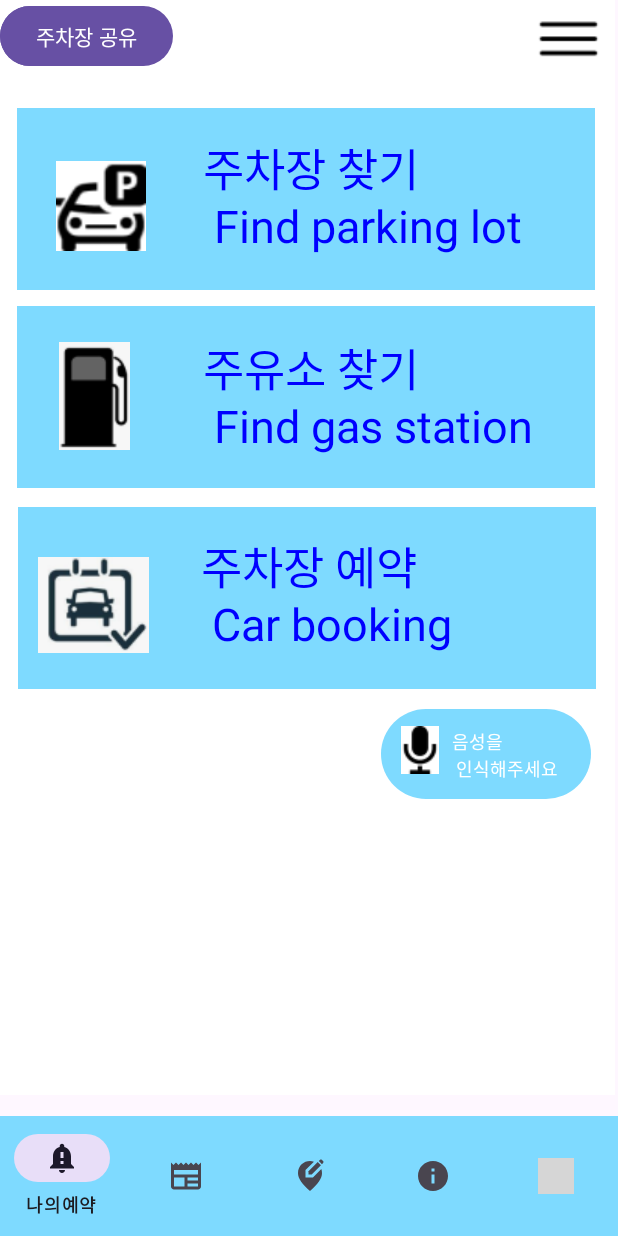
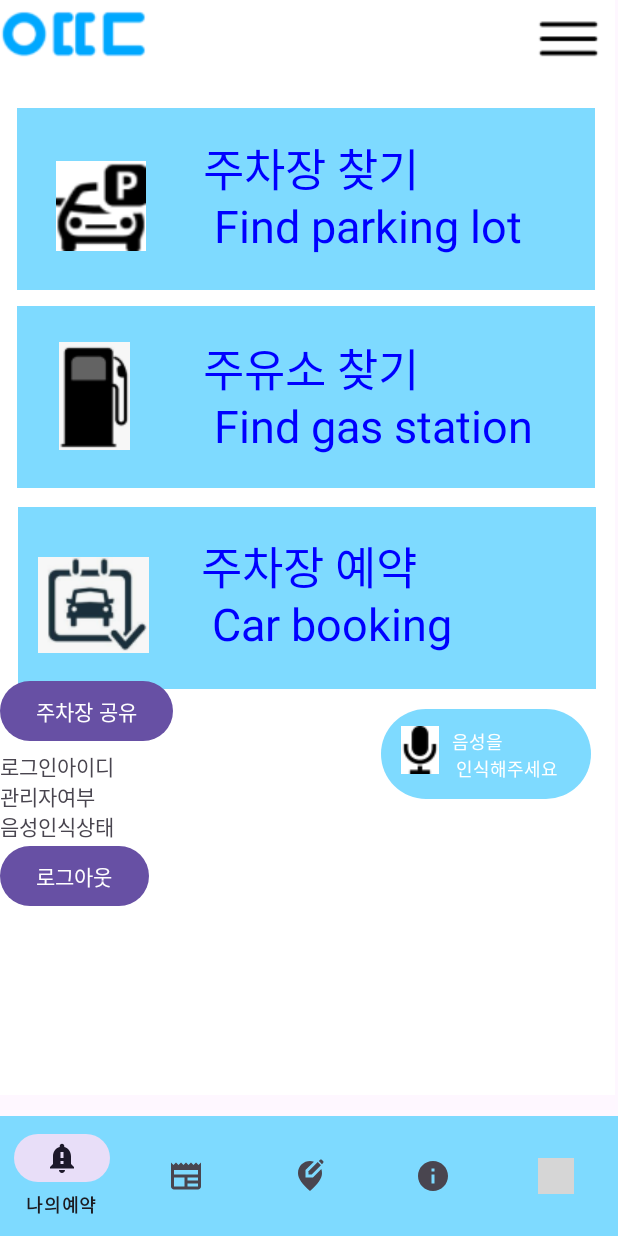
Before and after one commit to rlaangks1/YeoDdaDae, an Android app: the layout activity_main.xml on its own in the app's theme, with its tools: preview values and no code run, on a phone screen of 412 x 824 dp. Run offline under Robolectric (Android 15) with nearby library versions, the phone set to English and light mode, and no system bars; grey boxes are pictures that could not be loaded.

Commit message:
통합 240403

```diff
--- a/YeoDdaDae/app/src/main/AndroidManifest.xml
+++ b/YeoDdaDae/app/src/main/AndroidManifest.xml
@@ -15,7 +15,7 @@
         tools:targetApi="31"
         android:usesCleartextTraffic="true">
         <activity
-            android:name=".MainActivity"
+            android:name=".StartActivity"
             android:exported="true">
             <intent-filter>
                 <action android:name="android.intent.action.MAIN" />
@@ -24,7 +24,8 @@
             </intent-filter>
         </activity>
         <activity android:name=".LoginActivity"/>
-        <activity android:name=".RegisterAccount"/>
+        <activity android:name=".RegisterActivity"/>
+        <activity android:name=".MainActivity"/>
         <activity android:name=".FindParkActivity"/>
         <activity android:name=".FindGasStationActivity"/>
         <activity android:name=".NavigationActivity"/>
--- a/YeoDdaDae/app/src/main/java/com/bucheon/yeoddadae/FirestoreDatabase.java
+++ b/YeoDdaDae/app/src/main/java/com/bucheon/yeoddadae/FirestoreDatabase.java
@@ -8,6 +8,7 @@
 
 import com.google.android.gms.tasks.OnFailureListener;
 import com.google.android.gms.tasks.OnSuccessListener;
+import com.google.firebase.FirebaseApp;
 import com.google.firebase.firestore.DocumentReference;
 import com.google.firebase.firestore.DocumentSnapshot;
 import com.google.firebase.firestore.FirebaseFirestore;
--- a/YeoDdaDae/app/src/main/java/com/bucheon/yeoddadae/RegisterAccount.java
+++ b/YeoDdaDae/app/src/main/java/com/bucheon/yeoddadae/RegisterActivity.java
@@ -10,7 +10,7 @@
 import java.util.HashMap;
 import java.util.regex.Pattern;
 
-public class RegisterAccount extends AppCompatActivity {
+public class RegisterActivity extends AppCompatActivity {
     @Override
     protected void onCreate(Bundle savedInstanceState) {
         super.onCreate(savedInstanceState);
@@ -63,9 +63,6 @@
                                     fd.insertData("account", newAccount);
                                     finish();
                                 }
-                                else {
-
-                                }
                             }
 
                             @Override
--- a/YeoDdaDae/app/src/main/res/layout/activity_main.xml
+++ b/YeoDdaDae/app/src/main/res/layout/activity_main.xml
@@ -38,7 +38,7 @@
                 android:background="@drawable/menu_bar" />
 
             <ImageButton
-                android:id="@+id/rectangle_2"
+                android:id="@+id/toFindParkImgBtn"
                 android:layout_width="385dp"
                 android:layout_height="121dp"
                 android:layout_alignParentLeft="true"
@@ -56,8 +56,7 @@
                 android:layout_marginLeft="37dp"
                 android:layout_alignParentTop="true"
                 android:layout_marginTop="107dp"
-                android:background="@drawable/parking_image"
-                />
+                android:background="@drawable/parking_image" />
 
             <TextView
                 android:id="@+id/find_parkin"
@@ -72,7 +71,7 @@
                 android:textAppearance="@style/find_parkin" />
 
             <ImageButton
-                android:id="@+id/rectangle_3"
+                android:id="@+id/toFindGasStationImgBtn"
                 android:layout_width="385dp"
                 android:layout_height="121dp"
                 android:layout_alignParentLeft="true"
@@ -141,7 +140,7 @@
                 android:textAppearance="@style/car_booking" />
 
             <ImageButton
-                android:id="@+id/button"
+                android:id="@+id/toSttImgBtn"
                 android:layout_width="140dp"
                 android:layout_height="60dp"
                 android:layout_alignParentEnd="true"
@@ -172,9 +171,7 @@
                 android:gravity="top"
                 android:text="@string/microphone"
                 android:textAppearance="@style/microphone" />
-
         </RelativeLayout>
-
     </FrameLayout>
 
     <com.google.android.material.bottomnavigation.BottomNavigationView
@@ -187,21 +184,38 @@
         app:menu="@menu/bottom_nav" />
 
     <Button
-        android:id="@+id/toFindGasStationBtn"
-        android:text="주유소찾기"
-        android:layout_width="wrap_content"
-        android:layout_height="wrap_content"
-        app:layout_constraintEnd_toEndOf="parent"
-        app:layout_constraintStart_toStartOf="parent"
-        app:layout_constraintTop_toBottomOf="@id/toFindParkBtn" />
-
-    <Button
         android:id="@+id/toShareParkBtn"
         android:text="주차장 공유"
         android:layout_width="wrap_content"
         android:layout_height="wrap_content"
-        app:layout_constraintEnd_toEndOf="parent"
-        app:layout_constraintStart_toStartOf="parent"
-        app:layout_constraintTop_toBottomOf="@id/toFindGasStationBtn" />
+        android:layout_marginTop="450dp"/>
+
+    <TextView
+        android:id="@+id/nowIdTxt"
+        android:text="로그인아이디"
+        android:layout_width="wrap_content"
+        android:layout_height="wrap_content"
+        android:layout_marginTop="500dp"/>
+
+    <TextView
+        android:id="@+id/isAdminTxt"
+        android:text="관리자여부"
+        android:layout_width="wrap_content"
+        android:layout_height="wrap_content"
+        android:layout_marginTop="520dp"/>
+
+    <TextView
+        android:id="@+id/sttStatusTxt"
+        android:text="음성인식상태"
+        android:layout_width="wrap_content"
+        android:layout_height="wrap_content"
+        android:layout_marginTop="540dp"/>
+
+    <Button
+        android:id="@+id/logoutBtn"
+        android:text="로그아웃"
+        android:layout_width="wrap_content"
+        android:layout_height="wrap_content"
+        android:layout_marginTop="560dp"/>
 
 </RelativeLayout>
--- a/YeoDdaDae/build.gradle.kts
+++ b/YeoDdaDae/build.gradle.kts
@@ -1,6 +1,6 @@
 // Top-level build file where you can add configuration options common to all sub-projects/modules.
 plugins {
-    id("com.android.application") version "7.3.1" apply false
+    id("com.android.application") version "8.1.1" apply false
 
     id("com.google.gms.google-services") version "4.4.0" apply false
 }
```
Also changed, not shown: YeoDdaDae/app/src/main/java/com/bucheon/yeoddadae/LoginActivity.java (+5 -2 lines), YeoDdaDae/app/src/main/java/com/bucheon/yeoddadae/MainActivity.java (+38 -99 lines), YeoDdaDae/app/src/main/java/com/bucheon/yeoddadae/StartActivity.java (added, +61 -0 lines), YeoDdaDae/app/src/main/res/layout/activity_start.xml (added, +58 -0 lines), YeoDdaDae/app/src/main/res/layout/app_start.xml (deleted, +0 -137 lines).
